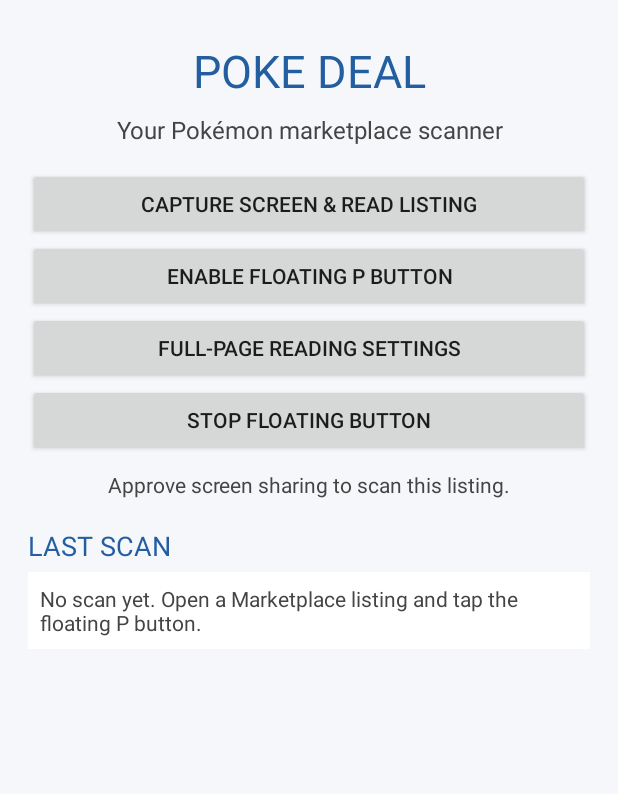
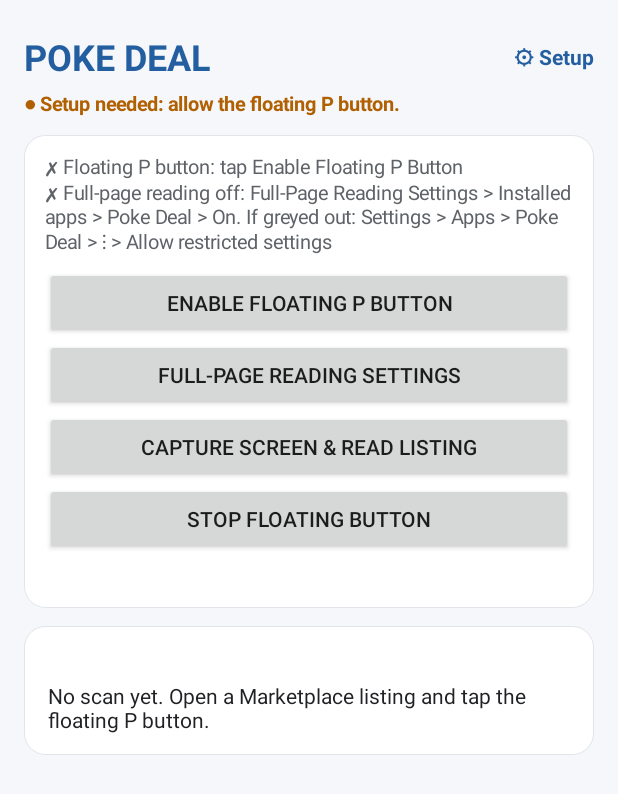
Before and after one commit to mitchelspencer214-bit/poke-deal, an Android app: the screen it shows after launch (MainActivity), after a tap on "FULL-PAGE READING SETTINGS", on a phone screen of 412 x 824 dp. Shown: the top 794 px of the screen. Run offline under Robolectric (Android 15) with nearby library versions, the phone set to English and light mode, and no system bars; 2 other taps on this screen came first.

Commit message:
Results screen: cards and color-coded verdicts instead of a wall of text
- Scans are saved as structured data and drawn as cards: header with
  title, big main price and what it covers; yellow warning banners;
  deal summary pills; one card per item (asking vs market, colored
  GOOD DEAL / FAIR / OVERPRICED pill, % under/over, detail chips)
- Lot value row; seller notes and scanned text tucked behind
  tap-to-open sections
- Setup buttons fold away once everything is on (Setup link to reopen);
  one-line green/orange status at the top
- Old plain-text results still display
- Version 1.1

Co-Authored-By: Claude Opus 5.5 <noreply@anthropic.com>
Claude-Session: https://claude.ai/code/session_01HDzFkHbtxSKzjjjAES6AMz

```diff
--- a/app/build.gradle.kts
+++ b/app/build.gradle.kts
@@ -11,8 +11,8 @@ android {
         applicationId = "com.pokedealscanner.app"
         minSdk = 26
         targetSdk = 34
-        versionCode = 10
-        versionName = "1.0"
+        versionCode = 11
+        versionName = "1.1"
 
         // Phones only: drops emulator (x86) copies of the OCR engine to shrink the APK.
         ndk {
--- a/app/src/main/java/com/pokedealscanner/app/MainActivity.kt
+++ b/app/src/main/java/com/pokedealscanner/app/MainActivity.kt
@@ -5,6 +5,8 @@ import android.app.Activity
 import android.content.Intent
 import android.content.pm.PackageManager
 import android.graphics.Color
+import android.graphics.Typeface
+import android.graphics.drawable.GradientDrawable
 import android.media.projection.MediaProjectionConfig
 import android.media.projection.MediaProjectionManager
 import android.net.Uri
@@ -12,6 +14,7 @@ import android.os.Build
 import android.os.Bundle
 import android.provider.Settings
 import android.view.Gravity
+import android.view.View
 import android.widget.Button
 import android.widget.LinearLayout
 import android.widget.ScrollView
@@ -21,7 +24,12 @@ import java.util.Date
 
 class MainActivity : Activity() {
     private lateinit var status: TextView
-    private lateinit var scanResult: TextView
+    private lateinit var setupBox: LinearLayout
+    private lateinit var setupToggle: TextView
+    private lateinit var setupHelp: TextView
+    private lateinit var readerLog: TextView
+    private lateinit var resultContainer: LinearLayout
+    private var setupOpenedByUser = false
     private var pendingScanAfterNotification = false
     private var scanRequestInProgress = false
 
@@ -37,99 +45,99 @@ class MainActivity : Activity() {
         }
     }
 
+    private fun dp(v: Int) = (v * resources.displayMetrics.density).toInt()
+
     private fun buildScreen() {
-        val root = LinearLayout(this).apply {
+        val column = LinearLayout(this).apply {
             orientation = LinearLayout.VERTICAL
-            gravity = Gravity.CENTER_HORIZONTAL
-            setPadding(28, 40, 28, 24)
-            setBackgroundColor(Color.rgb(245, 247, 250))
+            setPadding(dp(16), dp(20), dp(16), dp(24))
         }
 
-        val title = TextView(this).apply {
+        // Header
+        val header = LinearLayout(this).apply {
+            orientation = LinearLayout.HORIZONTAL
+            gravity = Gravity.CENTER_VERTICAL
+        }
+        header.addView(TextView(this).apply {
             text = "POKE DEAL"
-            textSize = 30f
-            setTextColor(Color.rgb(35, 94, 160))
-            gravity = Gravity.CENTER
+            textSize = 24f
+            typeface = Typeface.DEFAULT_BOLD
+            setTextColor(ResultRenderer.BRAND)
+        }, LinearLayout.LayoutParams(0, LinearLayout.LayoutParams.WRAP_CONTENT, 1f))
+        setupToggle = TextView(this).apply {
+            text = "⚙ Setup"
+            textSize = 14f
+            typeface = Typeface.DEFAULT_BOLD
+            setTextColor(ResultRenderer.BRAND)
+            setPadding(dp(12), dp(8), 0, dp(8))
+            setOnClickListener {
+                setupOpenedByUser = setupBox.visibility != View.VISIBLE
+                setupBox.visibility = if (setupOpenedByUser) View.VISIBLE else View.GONE
+            }
         }
+        header.addView(setupToggle)
+        column.addView(header)
 
-        val subtitle = TextView(this).apply {
-            text = "Your Pokémon marketplace scanner"
-            textSize = 16f
-            setTextColor(Color.DKGRAY)
-            gravity = Gravity.CENTER
-            setPadding(0, 12, 0, 22)
+        status = TextView(this).apply {
+            textSize = 13f
+            typeface = Typeface.DEFAULT_BOLD
+            setPadding(0, dp(4), 0, dp(12))
         }
+        column.addView(status)
 
-        val scanButton = Button(this).apply {
+        // Setup (folds away once everything is on)
+        setupBox = LinearLayout(this).apply {
+            orientation = LinearLayout.VERTICAL
+            setPadding(dp(14), dp(12), dp(14), dp(12))
+            background = GradientDrawable().apply {
+                setColor(Color.WHITE)
+                cornerRadius = dp(14).toFloat()
+                setStroke(dp(1), ResultRenderer.BORDER)
+            }
+            layoutParams = LinearLayout.LayoutParams(LinearLayout.LayoutParams.MATCH_PARENT, LinearLayout.LayoutParams.WRAP_CONTENT).apply { bottomMargin = dp(12) }
+        }
+        setupHelp = TextView(this).apply {
+            textSize = 13f
+            setTextColor(ResultRenderer.MUTED)
+            setPadding(0, 0, 0, dp(8))
+        }
+        setupBox.addView(setupHelp)
+        setupBox.addView(Button(this).apply {
+            text = "Enable Floating P Button"
+            setOnClickListener { enableFloatingButton() }
+        })
+        setupBox.addView(Button(this).apply {
+            text = "Full-Page Reading Settings"
+            setOnClickListener { startActivity(Intent(Settings.ACTION_ACCESSIBILITY_SETTINGS)) }
+        })
+        setupBox.addView(Button(this).apply {
             text = "Capture Screen & Read Listing"
             setOnClickListener { startScanFlow() }
-        }
-
-        val enableButton = Button(this).apply {
-            text = "Enable Floating P Button"
-            setOnClickListener { enableFloatingButton() }
-        }
-
-        val pageReaderButton = Button(this).apply {
-            text = "Full-Page Reading Settings"
-            setOnClickListener {
-                startActivity(Intent(Settings.ACTION_ACCESSIBILITY_SETTINGS))
-            }
-        }
-
-        val stopButton = Button(this).apply {
+        })
+        setupBox.addView(Button(this).apply {
             text = "Stop Floating Button"
             setOnClickListener {
                 stopService(Intent(this@MainActivity, FloatingButtonService::class.java))
                 status.text = "Floating button stopped."
             }
+        })
+        readerLog = TextView(this).apply {
+            textSize = 11f
+            setTextColor(ResultRenderer.MUTED)
+            setTextIsSelectable(true)
+            setPadding(0, dp(8), 0, 0)
         }
+        setupBox.addView(readerLog)
+        column.addView(setupBox)
 
-        status = TextView(this).apply {
-            textSize = 14f
-            setTextColor(Color.DKGRAY)
-            gravity = Gravity.CENTER
-            setPadding(0, 14, 0, 14)
-        }
+        resultContainer = LinearLayout(this).apply { orientation = LinearLayout.VERTICAL }
+        column.addView(resultContainer)
 
-        val resultTitle = TextView(this).apply {
-            text = "LAST SCAN"
-            textSize = 18f
-            setTextColor(Color.rgb(35, 94, 160))
-            setPadding(0, 14, 0, 8)
-        }
-
-        scanResult = TextView(this).apply {
-            textSize = 14f
-            setTextColor(Color.DKGRAY)
-            setTextIsSelectable(true)
-            setPadding(12, 12, 12, 12)
-            setBackgroundColor(Color.WHITE)
-            text = "No scan yet. Open a Marketplace listing and tap the floating P button."
-        }
-
-        val resultScroll = ScrollView(this).apply {
-            addView(scanResult)
-        }
-
-        root.addView(title)
-        root.addView(subtitle)
-        root.addView(scanButton)
-        root.addView(enableButton)
-        root.addView(pageReaderButton)
-        root.addView(stopButton)
-        root.addView(status)
-        root.addView(resultTitle)
-        root.addView(
-            resultScroll,
-            LinearLayout.LayoutParams(
-                LinearLayout.LayoutParams.MATCH_PARENT,
-                0,
-                1f
-            )
-        )
-
-        setContentView(root)
+        setContentView(ScrollView(this).apply {
+            setBackgroundColor(Color.rgb(245, 247, 250))
+            isFillViewport = true
+            addView(column)
+        })
     }
 
     private fun startScanFlow() {
@@ -235,42 +243,53 @@ class MainActivity : Activity() {
 
     private fun updateStatus() {
         if (!::status.isInitialized) return
-        val overlay = if (Settings.canDrawOverlays(this)) {
-            "Floating button permission is enabled."
-        } else {
-            "Enable overlay permission to use the floating button."
+        val overlayOn = Settings.canDrawOverlays(this)
+        val readerOn = PageReaderService.isEnabledInSettings(this)
+        val readerConnected = readerOn && PageReaderService.isActive
+        val ready = overlayOn && readerConnected
+
+        status.text = when {
+            ready -> "● Ready. Open a listing and tap P."
+            !overlayOn -> "● Setup needed: allow the floating P button."
+            readerOn -> "● Full-page reading isn't connected. Turn it off and on again."
+            else -> "● Full-page reading is off. P will only capture one screen."
         }
-        val pageReader = if (PageReaderService.isEnabledInSettings(this) && PageReaderService.isActive) {
-            "Full-page reading is ON. Tapping P scrolls and reads the whole listing."
-        } else if (PageReaderService.isEnabledInSettings(this)) {
-            "Full-page reading is ON in settings but not connected. Turn it off and on again in Full-Page Reading Settings."
-        } else {
-            "Full-page reading is OFF (P captures one screen). To turn on: Full-Page Reading Settings > Installed apps > Poke Deal > On. " +
-                "If it's greyed out: Settings > Apps > Poke Deal > ⋮ menu > Allow restricted settings, then try again."
+        status.setTextColor(if (ready) Color.rgb(24, 128, 56) else ResultRenderer.WARN_INK)
+
+        setupHelp.text = buildString {
+            append(if (overlayOn) "✓ Floating P button allowed\n" else "✗ Floating P button: tap Enable Floating P Button\n")
+            append(
+                when {
+                    readerConnected -> "✓ Full-page reading on"
+                    readerOn -> "✗ Full-page reading on but not connected: turn it off and on in Full-Page Reading Settings"
+                    else -> "✗ Full-page reading off: Full-Page Reading Settings > Installed apps > Poke Deal > On. " +
+                        "If greyed out: Settings > Apps > Poke Deal > ⋮ > Allow restricted settings"
+                }
+            )
         }
-        status.text = "$overlay\n$pageReader"
+        if (!setupOpenedByUser) setupBox.visibility = if (ready) View.GONE else View.VISIBLE
     }
 
     private fun refreshLastScan() {
-        if (!::scanResult.isInitialized) return
+        if (!::resultContainer.isInitialized) return
 
         val prefs = getSharedPreferences(ScanResults.PREFS_NAME, MODE_PRIVATE)
         val text = prefs.getString(ScanResults.PREFS_TEXT, null)
+        val json = prefs.getString(ScanResults.PREFS_JSON, null)
         val timestamp = prefs.getLong(ScanResults.PREFS_TIME, 0L)
+        val scannedAt = if (timestamp > 0L) "Scanned " + DateFormat.getDateTimeInstance(DateFormat.MEDIUM, DateFormat.SHORT).format(Date(timestamp)) else ""
 
-        scanResult.text = if (text.isNullOrBlank()) {
-            "No scan yet. Open a Marketplace listing and tap the floating P button."
-        } else {
-            val date = if (timestamp > 0L) {
-                DateFormat.getDateTimeInstance().format(Date(timestamp))
-            } else {
-                "Unknown time"
-            }
-            "Scanned $date\n\n$text"
+        readerLog.text = prefs.getString(ScanResults.PREFS_READER_LOG, null)?.let { "Last full-page read: $it" } ?: ""
+
+        resultContainer.removeAllViews()
+        val renderer = ResultRenderer(this)
+        val view = when {
+            json != null -> runCatching { renderer.render(json, scannedAt) }.getOrNull()
+                ?: renderer.renderPlain(text.orEmpty(), scannedAt)
+            !text.isNullOrBlank() -> renderer.renderPlain(text, scannedAt)
+            else -> renderer.renderPlain("No scan yet. Open a Marketplace listing and tap the floating P button.", "")
         }
-        prefs.getString(ScanResults.PREFS_READER_LOG, null)?.let {
-            scanResult.text = "FULL-PAGE READER: $it\n\n" + scanResult.text
-        }
+        resultContainer.addView(view)
     }
 
     override fun onNewIntent(intent: Intent) {
--- /dev/null
+++ b/app/src/main/java/com/pokedealscanner/app/ResultRenderer.kt
@@ -0,0 +1,234 @@
+package com.pokedealscanner.app
+
+import android.content.Context
+import android.graphics.Color
+import android.graphics.Typeface
+import android.graphics.drawable.GradientDrawable
+import android.text.TextUtils
+import android.view.Gravity
+import android.view.View
+import android.view.ViewGroup
+import android.widget.LinearLayout
+import android.widget.TextView
+import org.json.JSONArray
+import org.json.JSONObject
+
+/** Draws a saved scan as easy-to-scan cards. */
+class ResultRenderer(private val ctx: Context) {
+
+    private val density = ctx.resources.displayMetrics.density
+    private fun dp(v: Int) = (v * density).toInt()
+
+    fun render(json: String, scannedAt: String): View {
+        val o = JSONObject(json)
+        val col = vertical()
+
+        // Header: title + main price
+        col.addView(card {
+            addView(text(scannedAt, 12f, MUTED))
+            addView(text(o.optString("title"), 20f, INK, bold = true).apply { setPadding(0, dp(4), 0, dp(8)) })
+            val row = horizontal().apply { gravity = Gravity.CENTER_VERTICAL }
+            o.optStringOrNull("mainPrice")?.let { row.addView(text(it, 28f, BRAND, bold = true).apply { setPadding(0, 0, dp(12), 0) }) }
+            o.optStringOrNull("mainMeaning")?.let { row.addView(pill(it, NEUTRAL_BG, MUTED)) }
+            addView(row)
+            o.optJSONObject("mainCheck")?.let { addView(checkRow(it).apply { setPadding(0, dp(10), 0, 0) }) }
+            o.optStringOrNull("mainReason")?.let { addView(text(it, 12f, MUTED).apply { setPadding(0, dp(6), 0, 0) }) }
+            val sets = o.optJSONArray("sets").strings()
+            if (sets.isNotEmpty()) addView(chips(sets).apply { setPadding(0, dp(10), 0, 0) })
+        })
+
+        // Warnings
+        o.optJSONArray("warnings").strings().forEach { w ->
+            col.addView(banner("⚠  $w", WARN_BG, WARN_INK))
+        }
+
+        // Deal summary
+        o.optJSONObject("verdictCounts")?.let { counts ->
+            val row = horizontal().apply { setPadding(dp(2), dp(4), 0, dp(4)) }
+            listOf("GOOD_DEAL", "FAIR", "OVERPRICED").forEach { v ->
+                val n = counts.optInt(v, 0)
+                if (n > 0) row.addView(pill("$n ${LABEL[v]}", BG[v]!!, FG[v]!!))
+            }
+            if (row.childCount > 0) col.addView(row)
+        }
+
+        // Items
+        val items = o.optJSONArray("items") ?: JSONArray()
+        if (items.length() > 0) {
+            col.addView(sectionLabel("ITEMS (${items.length()})"))
+            for (i in 0 until items.length()) col.addView(itemCard(items.getJSONObject(i)))
+            o.optStringOrNull("lotValue")?.let { v ->
+                val partial = o.optStringOrNull("lotPartial")?.let { " ($it)" } ?: ""
+                col.addView(card {
+                    val row = horizontal().apply { gravity = Gravity.CENTER_VERTICAL }
+                    row.addView(text("Market value of everything listed$partial", 14f, MUTED), weighted())
+                    row.addView(text(v, 18f, INK, bold = true))
+                    addView(row)
+                })
+            }
+        } else {
+            col.addView(card { addView(text("No items found in the description.", 14f, MUTED)) })
+        }
+
+        // Seller notes (collapsed)
+        val notes = o.optJSONArray("notes").strings()
+        if (notes.isNotEmpty()) {
+            col.addView(collapsible("Seller notes (${notes.size})", notes.joinToString("\n\n") { "• $it" }))
+        }
+
+        // Scanned text (collapsed)
+        col.addView(collapsible("Show scanned text", o.optString("raw"), mono = true))
+
+        o.optStringOrNull("pricesUpdated")?.let {
+            col.addView(text("Sealed prices updated $it · Cards: TCGplayer market via TCGdex", 11f, MUTED).apply {
+                setPadding(dp(4), dp(8), dp(4), dp(16))
+            })
+        }
+        return col
+    }
+
+    /** Plain-text result (old scans and errors). */
+    fun renderPlain(textBody: String, scannedAt: String): View = vertical().apply {
+        addView(card {
+            addView(text(scannedAt, 12f, MUTED))
+            addView(text(textBody, 14f, INK).apply { setTextIsSelectable(true); setPadding(0, dp(6), 0, 0) })
+        })
+    }
+
+    // ---------- Pieces ----------
+
+    private fun itemCard(item: JSONObject): View = card {
+        val check = item.optJSONObject("check")
+        val top = horizontal().apply { gravity = Gravity.TOP }
+        val left = vertical()
+        left.addView(text(item.optString("name"), 16f, INK, bold = true))
+        val details = item.optJSONArray("details").strings()
+        if (details.isNotEmpty()) left.addView(chips(details).apply { setPadding(0, dp(6), 0, 0) })
+        top.addView(left, weighted())
+
+        val right = vertical().apply { gravity = Gravity.END }
+        right.addView(text(item.optStringOrNull("ask") ?: "no price", 18f, if (item.has("ask") && !item.isNull("ask")) INK else MUTED, bold = true).apply { gravity = Gravity.END })
+        right.addView(text("asking", 11f, MUTED).apply { gravity = Gravity.END })
+        top.addView(right)
+        addView(top)
+
+        if (check != null) addView(checkRow(check).apply { setPadding(0, dp(10), 0, 0) })
+    }
+
+    /** "Market $103.18   [GOOD DEAL]  12% under market" */
+    private fun checkRow(c: JSONObject): View = vertical().apply {
+        val market = c.optStringOrNull("market")
+        val verdict = c.optStringOrNull("verdict")
+        if (market != null) {
+            val row = horizontal().apply { gravity = Gravity.CENTER_VERTICAL }
+            row.addView(text("Market $market", 14f, INK), weighted())
+            if (verdict != null) {
+                row.addView(pill(LABEL[verdict] ?: verdict, BG[verdict] ?: NEUTRAL_BG, FG[verdict] ?: INK).apply { (layoutParams as LinearLayout.LayoutParams).rightMargin = 0 })
+            }
+            addView(row)
+            c.optStringOrNull("verdictText")?.takeIf { it.isNotBlank() }?.let {
+                addView(text(it, 12f, verdict?.let { v -> FG[v] } ?: MUTED).apply {
+                    gravity = Gravity.END
+                    layoutParams = LinearLayout.LayoutParams(ViewGroup.LayoutParams.MATCH_PARENT, ViewGroup.LayoutParams.WRAP_CONTENT)
+                })
+            }
+            c.optStringOrNull("note")?.let { addView(text(it, 12f, MUTED).apply { setPadding(0, dp(4), 0, 0) }) }
+        } else {
+            c.optStringOrNull("problem")?.let { addView(text("No market price: $it", 12f, MUTED)) }
+        }
+    }
+
+    private fun collapsible(title: String, body: String, mono: Boolean = false): View = card {
+        val header = text("▸  $title", 14f, BRAND, bold = true)
+        val content = text(body, if (mono) 12f else 14f, INK).apply {
+            visibility = View.GONE
+            setTextIsSelectable(true)
+            setPadding(0, dp(8), 0, 0)
+            if (mono) typeface = Typeface.MONOSPACE
+        }
+        header.setOnClickListener {
+            val open = content.visibility == View.VISIBLE
+            content.visibility = if (open) View.GONE else View.VISIBLE
+            header.text = (if (open) "▸  " else "▾  ") + title
+        }
+        addView(header)
+        addView(content)
+    }
+
+    private fun banner(msg: String, bg: Int, fg: Int): View = text(msg, 14f, fg, bold = true).apply {
+        background = rounded(bg, 12)
+        setPadding(dp(14), dp(12), dp(14), dp(12))
+        layoutParams = marginParams()
+    }
+
+    private fun sectionLabel(s: String) = text(s, 13f, MUTED, bold = true).apply { setPadding(dp(4), dp(14), 0, dp(6)) }
+
+    private fun chips(values: List<String>): View {
+        // Simple wrapping: one row per ~3 chips keeps it readable on phones.
+        val col = vertical()
+        values.chunked(3).forEach { chunk ->
+            val row = horizontal().apply { setPadding(0, 0, 0, dp(4)) }
+            chunk.forEach { row.addView(pill(it, NEUTRAL_BG, MUTED, small = true)) }
+            col.addView(row)
+        }
+        return col
+    }
+
+    private fun pill(s: String, bg: Int, fg: Int, small: Boolean = false): TextView =
+        text(s, if (small) 11f else 12f, fg, bold = true).apply {
+            background = rounded(bg, 50)
+            setPadding(dp(10), dp(4), dp(10), dp(4))
+            maxLines = 1
+            ellipsize = TextUtils.TruncateAt.END
+            layoutParams = LinearLayout.LayoutParams(ViewGroup.LayoutParams.WRAP_CONTENT, ViewGroup.LayoutParams.WRAP_CONTENT).apply { rightMargin = dp(6) }
+        }
+
+    private fun card(build: LinearLayout.() -> Unit): View = vertical().apply {
+        background = rounded(Color.WHITE, 14).apply { setStroke(dp(1), BORDER) }
+        setPadding(dp(16), dp(14), dp(16), dp(14))
+        layoutParams = marginParams()
+        build()
+    }
+
+    private fun text(s: String, size: Float, color: Int, bold: Boolean = false) = TextView(ctx).apply {
+        text = s
+        textSize = size
+        setTextColor(color)
+        if (bold) typeface = Typeface.DEFAULT_BOLD
+    }
+
+    private fun rounded(color: Int, radiusDp: Int) = GradientDrawable().apply {
+        setColor(color)
+        cornerRadius = dp(radiusDp).toFloat()
+    }
+
+    private fun vertical() = LinearLayout(ctx).apply { orientation = LinearLayout.VERTICAL }
+    private fun horizontal() = LinearLayout(ctx).apply { orientation = LinearLayout.HORIZONTAL }
+    private fun weighted() = LinearLayout.LayoutParams(0, ViewGroup.LayoutParams.WRAP_CONTENT, 1f)
+    private fun marginParams() = LinearLayout.LayoutParams(ViewGroup.LayoutParams.MATCH_PARENT, ViewGroup.LayoutParams.WRAP_CONTENT).apply { bottomMargin = dp(10) }
+
+    private fun JSONObject.optStringOrNull(k: String): String? = if (has(k) && !isNull(k)) optString(k).takeIf { it.isNotBlank() } else null
+    private fun JSONArray?.strings(): List<String> = if (this == null) emptyList() else (0 until length()).map { optString(it) }.filter { it.isNotBlank() }
+
+    companion object {
+        val BRAND = Color.rgb(35, 94, 160)
+        val INK = Color.rgb(32, 33, 36)
+        val MUTED = Color.rgb(95, 99, 104)
+        val BORDER = Color.rgb(225, 228, 232)
+        val NEUTRAL_BG = Color.rgb(241, 243, 244)
+        val WARN_BG = Color.rgb(254, 247, 224)
+        val WARN_INK = Color.rgb(176, 96, 0)
+
+        val LABEL = mapOf("GOOD_DEAL" to "GOOD DEAL", "FAIR" to "FAIR", "OVERPRICED" to "OVERPRICED")
+        val BG = mapOf(
+            "GOOD_DEAL" to Color.rgb(230, 244, 234),
+            "FAIR" to Color.rgb(232, 240, 254),
+            "OVERPRICED" to Color.rgb(252, 232, 230),
+        )
+        val FG = mapOf(
+            "GOOD_DEAL" to Color.rgb(24, 128, 56),
+            "FAIR" to Color.rgb(25, 103, 210),
+            "OVERPRICED" to Color.rgb(197, 34, 31),
+        )
+    }
+}
--- a/app/src/main/java/com/pokedealscanner/app/ScanPipeline.kt
+++ b/app/src/main/java/com/pokedealscanner/app/ScanPipeline.kt
@@ -25,6 +25,7 @@ object ScanPipeline {
                 context,
                 ListingFormatter.summary(parsed, check) + "\n\n----- $rawLabel -----\n" + rawText,
                 ListingFormatter.headline(parsed, check),
+                runCatching { ResultJson.build(parsed, check, rawLabel, rawText) }.getOrNull(),
             )
         } catch (e: Exception) {
             ScanResults.publish(context, "Couldn't organize this listing (${e.localizedMessage}).\n\n$rawText")
--- a/app/src/main/java/com/pokedealscanner/app/ScanResults.kt
+++ b/app/src/main/java/com/pokedealscanner/app/ScanResults.kt
@@ -13,6 +13,7 @@ object ScanResults {
     const val PREFS_TEXT = "last_scan_text"
     const val PREFS_TIME = "last_scan_time"
     const val PREFS_READER_LOG = "last_reader_log"
+    const val PREFS_JSON = "last_scan_json"
 
     /** Why full-page reading did or didn't work on the last tap. Shown under Last Scan. */
     fun logReader(context: Context, message: String) {
@@ -25,9 +26,10 @@ object ScanResults {
     private const val RESULT_CHANNEL = "poke_deal_results"
     private const val RESULT_NOTIFICATION_ID = 2002
 
-    fun publish(context: Context, text: String, headline: String? = null) {
+    fun publish(context: Context, text: String, headline: String? = null, json: String? = null) {
         context.getSharedPreferences(PREFS_NAME, Context.MODE_PRIVATE).edit()
             .putString(PREFS_TEXT, text)
+            .putString(PREFS_JSON, json)
             .putLong(PREFS_TIME, System.currentTimeMillis())
             .apply()
 
```
Also changed, not shown: app/src/main/java/com/pokedealscanner/app/ResultJson.kt (added, +95 -0 lines).
